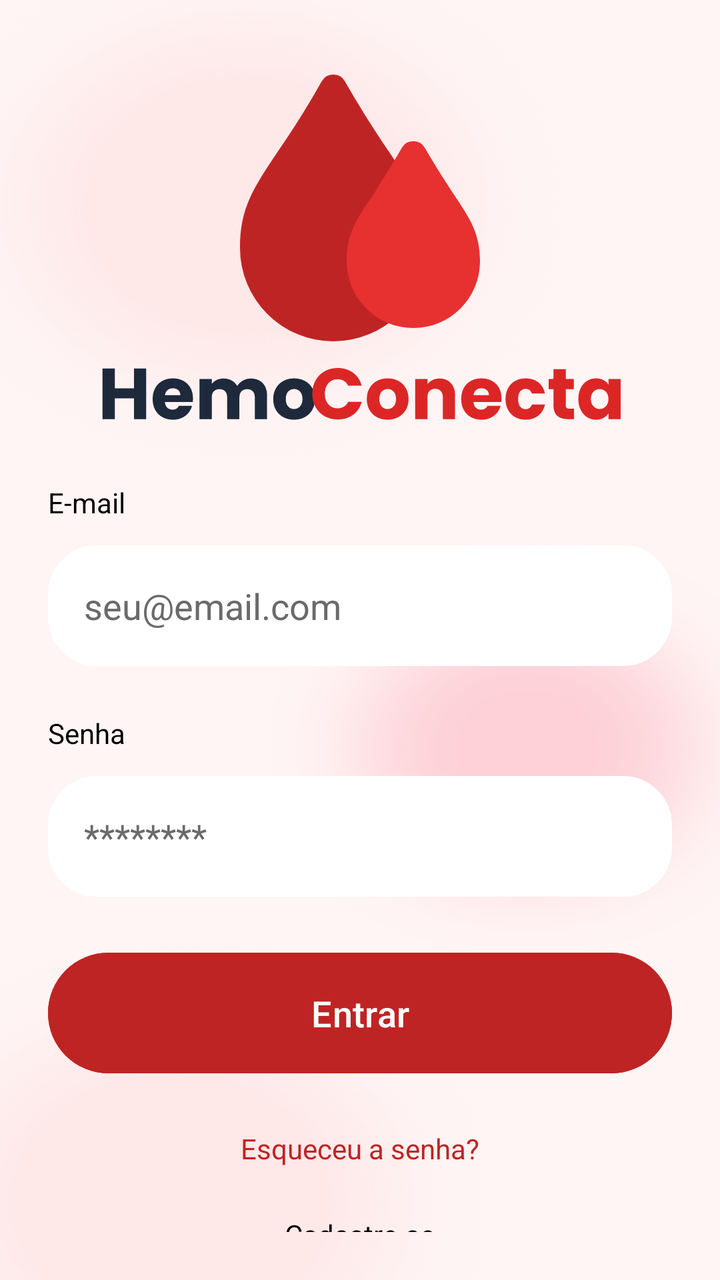
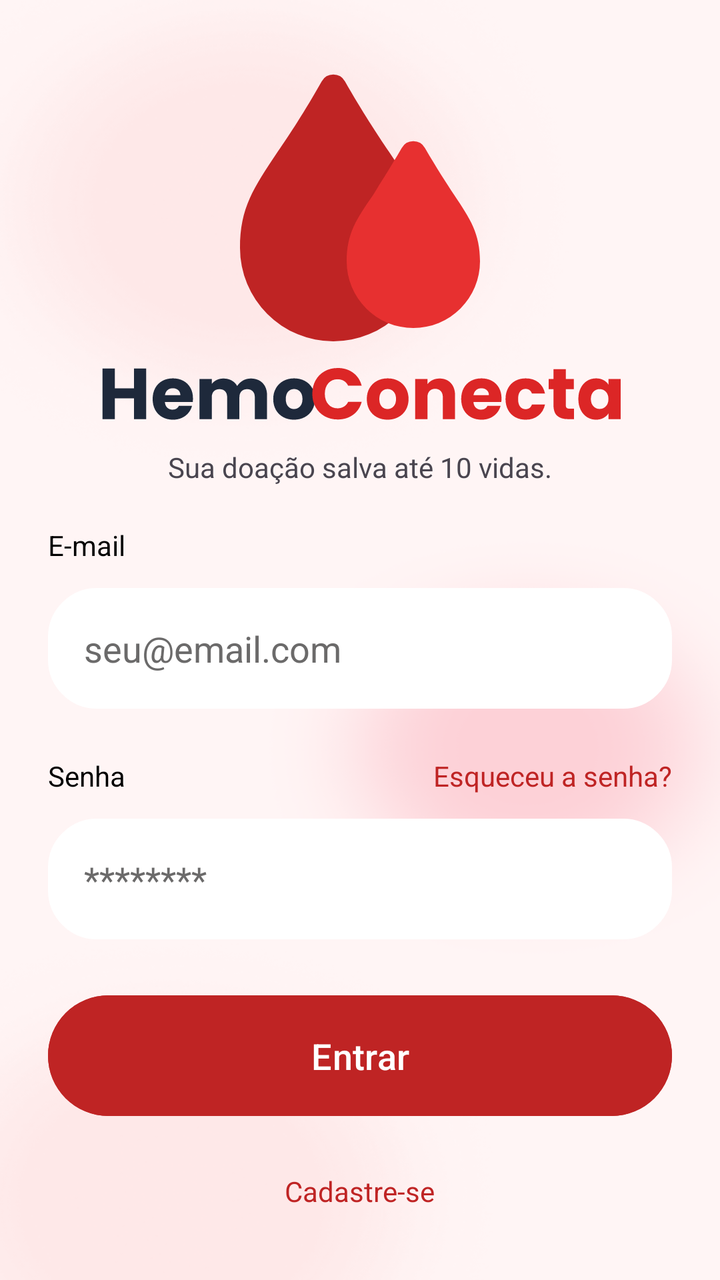

Screens rendered from an Android XML layout before and after an edit, with the pre-edit source and the edit as a unified diff.
<!-- AndroidManifest.xml: application theme Theme.Hemo_Conecta -->
<!-- res/layout/fragment_login.xml -->
<?xml version="1.0" encoding="utf-8"?>
<androidx.constraintlayout.widget.ConstraintLayout xmlns:android="http://schemas.android.com/apk/res/android"
    xmlns:app="http://schemas.android.com/apk/res-auto"
    xmlns:tools="http://schemas.android.com/tools"
    android:id="@+id/main"
    android:layout_width="match_parent"
    android:layout_height="match_parent"
    android:padding="24dp"
    android:background="@drawable/back_foto">

    <LinearLayout
        android:id="@+id/linear1"
        android:layout_width="wrap_content"
        android:layout_height="wrap_content"
        android:orientation="vertical"
        app:layout_constraintEnd_toEndOf="parent"
        app:layout_constraintStart_toStartOf="parent"
        app:layout_constraintTop_toTopOf="parent">

        <ImageView
            android:id="@+id/imgLogo"
            android:layout_width="160dp"
            android:layout_height="160dp"
            android:src="@drawable/logo" />

    </LinearLayout>

    <ImageView
        android:id="@+id/textLogo1"
        android:layout_width="wrap_content"
        android:layout_height="wrap_content"
        android:gravity="center"
        android:src="@drawable/text"
        app:layout_constraintEnd_toEndOf="parent"
        app:layout_constraintStart_toStartOf="parent"
        app:layout_constraintTop_toBottomOf="@+id/linear1" />

    <TextView
        android:layout_width="wrap_content"
        android:layout_height="wrap_content"
        android:text="Sua doação salva até 10 vidas."
        app:layout_constraintBottom_toTopOf="@+id/linear2"
        app:layout_constraintEnd_toEndOf="parent"
        app:layout_constraintStart_toStartOf="parent"
        app:layout_constraintTop_toBottomOf="@+id/textLogo1" />

    <LinearLayout
        android:layout_width="match_parent"
        android:layout_height="wrap_content"
        android:orientation="vertical"
        app:layout_constraintBottom_toBottomOf="parent"
        app:layout_constraintLeft_toLeftOf="parent"
        app:layout_constraintTop_toBottomOf="@id/textLogo1"
        android:gravity="center"
        android:id="@+id/linear2">

        <TextView
            android:layout_width="match_parent"
            android:layout_height="wrap_content"
            android:text="E-mail"
            android:textSize="14sp"
            android:textColor="@color/black"
            android:layout_marginTop="24dp"/>

        <EditText
            android:layout_width="match_parent"
            android:layout_height="wrap_content"
            android:hint="seu@email.com"
            android:textColor="@color/cinza"
            android:textColorHint="@color/cinza"
            android:textSize="18sp"
            android:background="@drawable/rounded_corner"
            android:backgroundTint="@color/white"
            android:padding="18dp"
            android:inputType="text"
            android:id="@+id/emailLogin_input"
            android:layout_marginTop="12dp"/>

        <TextView
            android:layout_width="match_parent"
            android:layout_height="wrap_content"
            android:text="Senha"
            android:textSize="14sp"
            android:textColor="@color/black"
            android:layout_marginTop="24dp"/>

        <EditText
            android:layout_width="match_parent"
            android:layout_height="wrap_content"
            android:hint="********"
            android:textColor="@color/cinza"
            android:textColorHint="@color/cinza"
            android:textSize="18sp"
            android:background="@drawable/rounded_corner"
            android:backgroundTint="@color/white"
            android:padding="18dp"
            android:inputType="textPassword"
            android:id="@+id/senhaLogin_input"
            android:layout_marginTop="12dp"/>

        <Button
            android:layout_width="match_parent"
            android:layout_height="wrap_content"
            android:text="Entrar"
            android:textColor="@color/white"
            android:backgroundTint="@color/vermelho"
            android:padding="18dp"
            android:textSize="18sp"
            android:layout_marginTop="24dp"
            android:id="@+id/login_bt" />

        <TextView
            android:layout_width="wrap_content"
            android:layout_height="wrap_content"
            android:gravity="center"
            android:text="Esqueceu a senha?"
            android:textSize="14sp"
            android:layout_marginTop="24dp"
            android:textColor="@color/vermelho"/>

        <TextView
            android:layout_width="wrap_content"
            android:layout_height="wrap_content"
            android:gravity="center"
            android:text="Cadastre-se"
            android:textSize="14sp"
            android:layout_marginTop="24dp"
            android:textColor="@color/black"
            />

    </LinearLayout>
</androidx.constraintlayout.widget.ConstraintLayout>
<!-- resources referenced by this layout -->
<resources>
  <color name="black">#000000</color>
  <color name="cinza">#6B6A6A</color>
  <color name="vermelho">#BF2424</color>
  <color name="white">#FFFFFF</color>
  <!-- drawable back_foto: png bitmap (drawable, 76642 bytes) -->
  <!-- drawable logo (drawable) -->
  <vector xmlns:android="http://schemas.android.com/apk/res/android" android:height="60dp" android:viewportHeight="24" android:viewportWidth="24" android:width="60dp">
        
      <path android:fillColor="#BF2424" android:pathData="M14.17,7.78c-0.89,-1.33 -2,-3 -3.3,-5.28a1,1 0,0 0,-1.74 0c-1.31,2.31 -2.41,4 -3.3,5.28C4,10.52 3,12 3,15a7,7 0,0 0,14 0C17,12 16,10.52 14.17,7.78Z"/>
        
      <path android:fillColor="#E73030" android:pathData="M19.05,11c-0.58,-0.88 -1.31,-2 -2.18,-3.5a1,1 0,0 0,-1.74 0C14.26,9 13.53,10.12 13,11 11.73,12.82 11,13.92 11,16a5,5 0,0 0,10 0C21,13.92 20.27,12.82 19.05,11Z"/>
      
  </vector>
  <!-- drawable rounded_corner (drawable) -->
  <?xml version="1.0" encoding="utf-8"?>
  <shape xmlns:android="http://schemas.android.com/apk/res/android"
      android:shape="rectangle">
      <corners android:radius="24dp"/>
      <stroke android:width="1dp" android:color="@color/white"/>
  
  </shape>
  <!-- drawable text: vector/xml drawable (drawable, 6768 chars, omitted) -->
  <style name="Theme.Hemo_Conecta" parent="Base.Theme.Hemo_Conecta" />
  <style name="Base.Theme.Hemo_Conecta" parent="Theme.Material3.DayNight.NoActionBar">
          
          
      </style>
</resources>

<!-- the commit's change to res/layout/fragment_login.xml (unified diff, before → after) -->
@@ -76,13 +76,31 @@
             android:id="@+id/emailLogin_input"
             android:layout_marginTop="12dp"/>
 
-        <TextView
+        <LinearLayout
             android:layout_width="match_parent"
             android:layout_height="wrap_content"
-            android:text="Senha"
-            android:textSize="14sp"
-            android:textColor="@color/black"
-            android:layout_marginTop="24dp"/>
+            android:orientation="horizontal"
+            android:layout_marginTop="24dp">
+
+            <TextView
+                android:layout_width="wrap_content"
+                android:layout_height="wrap_content"
+                android:text="Senha"
+                android:layout_weight="1"
+                android:textAlignment="textStart"
+                android:textColor="@color/black"/>
+
+            <TextView
+                android:id="@+id/btn_recuperarSenha"
+                android:layout_width="wrap_content"
+                android:layout_height="wrap_content"
+                android:text="Esqueceu a senha?"
+                android:layout_weight="1"
+                android:textAlignment="textEnd"
+                android:textSize="14sp"
+                android:textColor="@color/vermelho"/>
+
+        </LinearLayout>
 
         <EditText
             android:layout_width="match_parent"
@@ -110,22 +128,14 @@
             android:id="@+id/login_bt" />
 
         <TextView
-            android:layout_width="wrap_content"
-            android:layout_height="wrap_content"
-            android:gravity="center"
-            android:text="Esqueceu a senha?"
-            android:textSize="14sp"
-            android:layout_marginTop="24dp"
-            android:textColor="@color/vermelho"/>
-
-        <TextView
+            android:id="@+id/btn_telaCadastro"
             android:layout_width="wrap_content"
             android:layout_height="wrap_content"
             android:gravity="center"
             android:text="Cadastre-se"
             android:textSize="14sp"
             android:layout_marginTop="24dp"
-            android:textColor="@color/black"
+            android:textColor="@color/vermelho"
             />
 
     </LinearLayout>
